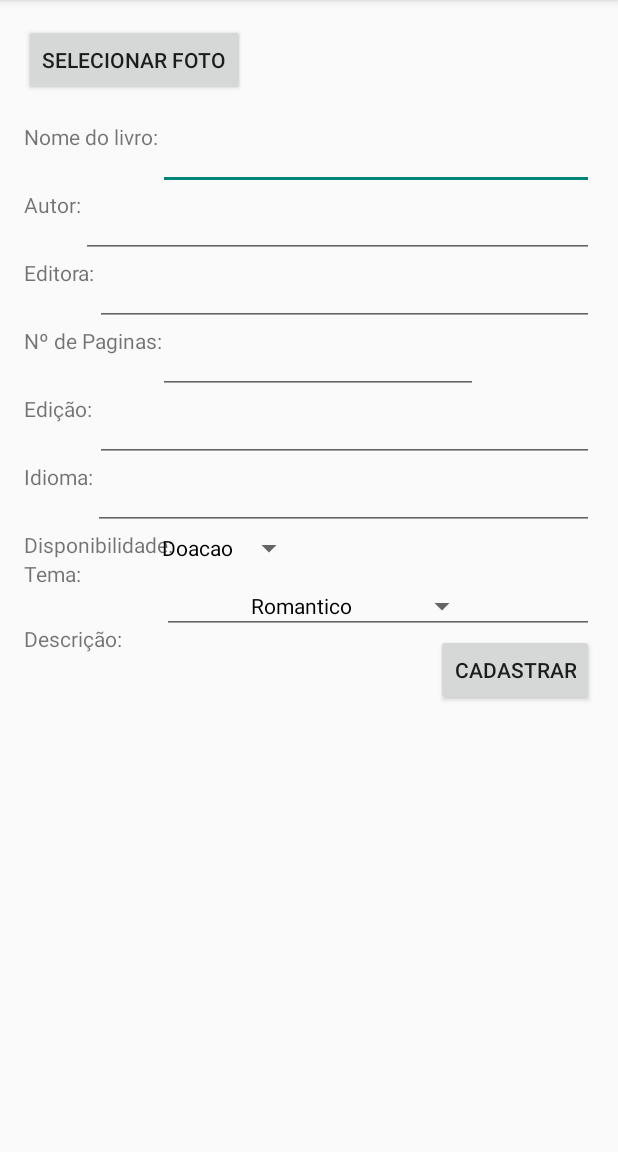
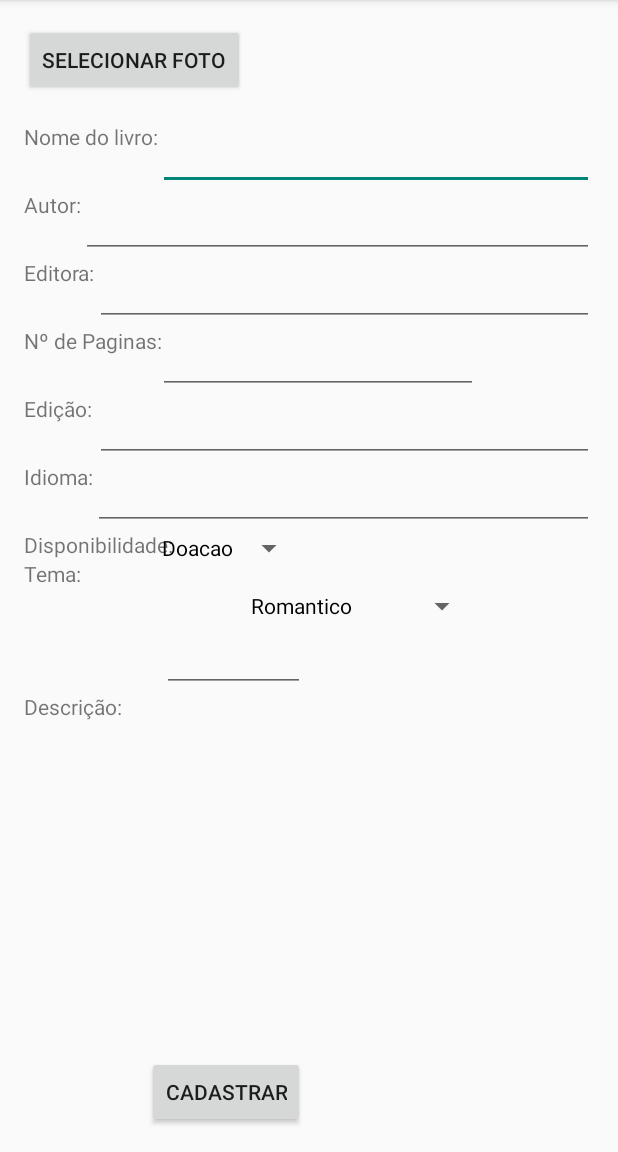
Before and after one commit to gleydsonageu/SharePages, an Android app: the CadastroLivro screen opened directly, with no data from a screen before it, on a phone screen of 412 x 824 dp, the part 84-1236 px from its top. Run offline under Robolectric (Android 15) with nearby library versions, the phone set to English and light mode, and no system bars.

Commit message:
Inicio de Cadastro Livro.

```diff
--- a/app/src/main/java/br/com/projetoapp/sharepages/gui/CadastroLivro.java
+++ b/app/src/main/java/br/com/projetoapp/sharepages/gui/CadastroLivro.java
@@ -2,6 +2,8 @@ package br.com.projetoapp.sharepages.gui;
 
 import android.app.Activity;
 import android.os.Bundle;
+import android.util.Log;
+import android.view.View;
 import android.widget.Button;
 import android.widget.EditText;
 import android.widget.Spinner;
@@ -11,7 +13,9 @@ import java.util.ArrayList;
 
 import br.com.projetoapp.sharepages.R;
 import br.com.projetoapp.sharepages.dominio.Disponibilidade;
+import br.com.projetoapp.sharepages.dominio.Livro;
 import br.com.projetoapp.sharepages.dominio.Tema;
+import br.com.projetoapp.sharepages.dominio.UnidadeLivro;
 import br.com.projetoapp.sharepages.infra.DisponibilidadeArrayAdapter;
 import br.com.projetoapp.sharepages.infra.TemaArrayAdapter;
 import br.com.projetoapp.sharepages.negocio.DisponibilidadeServices;
@@ -19,7 +23,7 @@ import br.com.projetoapp.sharepages.negocio.TemaServices;
 
 public class CadastroLivro extends Activity {
 
-    EditText campoNomeLivro, campoAutor, campoEditora, camponDePaginas, campoEdicao, campoDescricao;
+    EditText campoNomeLivro, campoAutor, campoEditora, camponDePaginas, campoEdicao, campoDescricao, campoIdioma;
     Button selecionarFoto, cadastrarLivro;
     Spinner disponibilidadeSpinner, temaSpinner;
 
@@ -28,7 +32,15 @@ public class CadastroLivro extends Activity {
         super.onCreate(savedInstanceState);
         setContentView(R.layout.activity_cadastro_livro);
 
-        //cadastrarLivro = (Button) findViewById(R.id.cadastrarLivro);
+        cadastrarLivro = (Button) findViewById(R.id.cadastrarLivroMenu);
+        selecionarFoto = (Button) findViewById(R.id.selecionarFoto);
+        campoNomeLivro = (EditText) findViewById(R.id.campoNomeLivro);
+        campoAutor = (EditText) findViewById(R.id.campoAutor);
+        campoEditora = (EditText) findViewById(R.id.campoEditora);
+        camponDePaginas = (EditText) findViewById(R.id.campoNdePaginas);
+        campoEdicao = (EditText) findViewById(R.id.campoEdicao);
+        campoDescricao = (EditText) findViewById(R.id.campoDescricao);
+        campoIdioma = (EditText) findViewById(R.id.campoIdioma);
 
 
         //Preencher o spinner com temas
@@ -37,8 +49,6 @@ public class CadastroLivro extends Activity {
         }catch (Exception e) {
             Toast.makeText(getApplication(), e.getMessage(), Toast.LENGTH_LONG).show();
         }
-
-
 
         //Preencher o spinner com disponibilidade
         try {
@@ -50,16 +60,45 @@ public class CadastroLivro extends Activity {
 
 
 
-        /*cadastrarLivro.setOnClickListener(new View.OnClickListener() {
+
+    }
+
+    public void chamarBotaoCadastrar() {
+
+        cadastrarLivro.setOnClickListener(new View.OnClickListener() {
+
             @Override
             public void onClick(View v) {
+                String nome = campoNomeLivro.getText().toString();
+                String autor = campoAutor.getText().toString();
+                String editora = campoEditora.getText().toString();
+                int nDePaginas = Integer.parseInt(camponDePaginas.getText().toString());
+                String edicao = campoEdicao.getText().toString();
+                String descricao = campoDescricao.getText().toString();
+                String idioma = campoIdioma.getText().toString();
+                Disponibilidade disponibilidade = (Disponibilidade) disponibilidadeSpinner.getSelectedItem();
+                Tema tema = (Tema) temaSpinner.getSelectedItem();
+
+                Livro livro = new Livro();
+                livro.setNome(nome);
+                livro.setAutor(autor);
+                livro.setTema(tema);
+                UnidadeLivro unidadeLivro = new UnidadeLivro();
+                unidadeLivro.setEditora(editora);
+                unidadeLivro.setNumeroPaginas(nDePaginas);
+                unidadeLivro.setEdicao(edicao);
+                unidadeLivro.setDescricao(descricao);
+                unidadeLivro.setIdioma(idioma);
+                unidadeLivro.setDisponibilidade(disponibilidade);
 
 
-                Disponibilidade disponibilidade = (Disponibilidade) disponibilidadeSpinner.getSelectedItem();
-                Tema tema = (Tema) temaSpinner.getSelectedItem();
+
+
             }
-        });*/
+
+        });
     }
+
 
     private void adcDisponibilidadesNoSpinner() throws Exception {
         disponibilidadeSpinner = (Spinner) findViewById(R.id.disponibilidadeSpinner);
--- a/app/src/main/java/br/com/projetoapp/sharepages/persistencia/DatabaseHelper.java
+++ b/app/src/main/java/br/com/projetoapp/sharepages/persistencia/DatabaseHelper.java
@@ -9,7 +9,7 @@ import br.com.projetoapp.sharepages.dominio.Usuario;
 
 
 public class DatabaseHelper extends SQLiteOpenHelper {
-    public static final int VERSION = 15;
+    public static final int VERSION = 18;
     public static final String DATABASE = "meubanco.db";
 
     public DatabaseHelper(Context context) {
@@ -34,6 +34,30 @@ public class DatabaseHelper extends SQLiteOpenHelper {
             USUARIO_ID_CIDADE + " TEXT NOT NULL)";
 
 
+    //Criando a tabela LivroDAO
+    public static final String TABLE_LIVRO = "livros";
+    public static final String LIVRO_ID = "id";
+    public static final String LIVRO_NOME = "nome";
+    public static final String LIVRO_AUTOR = "autor";
+
+    private static final String DATABASE_LIVRO = "CREATE TABLE " + TABLE_LIVRO + "(" +
+            LIVRO_ID + " INTEGER PRIMARY KEY AUTOINCREMENT,"+
+            LIVRO_NOME + " TEXT NOT NULL, "+
+            LIVRO_AUTOR + " TEXT NOT NULL)";
+
+
+    //Criando tabela DisponibilidadeDAO
+    public static final String TABLE_DISPONIBILIDADES = "disponibilidades";
+
+    public static final String DISPONIBILIDADE_ID = "id";
+    public static final String DISPONIBILIDADE_NOME = "nome";
+    public static final String[] DISPONIBILIDADE_COLUNAS = {DISPONIBILIDADE_ID, DISPONIBILIDADE_NOME};
+
+    private static final String DATABASE_DISPONIBILIDADE = "CREATE TABLE " + TABLE_DISPONIBILIDADES + "(" +
+            DISPONIBILIDADE_ID +" INTEGER PRIMARY KEY AUTOINCREMENT," +
+            DISPONIBILIDADE_NOME + " TEXT NOT NULL)";
+
+
 
     // Criando a tabela UnidadeLivroDAO
     public static final String TABLE_UNIDADELIVROS = "UnidadeLivros";
@@ -44,8 +68,13 @@ public class DatabaseHelper extends SQLiteOpenHelper {
     public static final String UNIDADELIVRO_EDICAO = "edicao";
     public static final String UNIDADELIVRO_NUMEROPAGINAS = "numeroPaginas";
     public static final String UNIDADELIVRO_EDITORA = "editora";
+    public static final String UNIDADELIVRO_ID_LIVRO = "idLivro";
+    public static final String UNIDADELIVRO_ID_DISPONIBILIDADE = "idDisponibilidade";
+    public static final String UNIDADELIVRO_ID_USUARIO = "idUsuario";
+
     public static final String[] UNIDADELIVRO_COLUNAS = { UNIDADELIVRO_ID, UNIDADELIVRO_DESCRICAO, UNIDADELIVRO_IDIOMA, UNIDADELIVRO_EDICAO,
-            UNIDADELIVRO_NUMEROPAGINAS, UNIDADELIVRO_EDITORA };
+            UNIDADELIVRO_NUMEROPAGINAS, UNIDADELIVRO_EDITORA, UNIDADELIVRO_ID_LIVRO, UNIDADELIVRO_ID_DISPONIBILIDADE,
+            UNIDADELIVRO_ID_USUARIO};
 
     private static final String DATABASE_UNIDADELIVRO = "CREATE TABLE " + TABLE_UNIDADELIVROS + "(" +
             UNIDADELIVRO_ID +" INTEGER PRIMARY KEY AUTOINCREMENT,"+
@@ -53,7 +82,13 @@ public class DatabaseHelper extends SQLiteOpenHelper {
             UNIDADELIVRO_IDIOMA +" TEXT NOT NULL, "+
             UNIDADELIVRO_EDICAO + " TEXT NOT NULL, "+
             UNIDADELIVRO_NUMEROPAGINAS + " INTEGER NOT NULL, "+
-            UNIDADELIVRO_EDITORA + " TEXT NOT NULL)";
+            UNIDADELIVRO_EDITORA + " TEXT NOT NULL, " +
+            UNIDADELIVRO_ID_LIVRO + " INTEGER NOT NULL, " +
+            UNIDADELIVRO_ID_DISPONIBILIDADE + " INTEGER NOT NULL, " +
+            UNIDADELIVRO_ID_USUARIO + " INTEGER NOT NULL, " +
+            "FOREIGN KEY(" + UNIDADELIVRO_ID_LIVRO + ") REFERENCES " + TABLE_LIVRO + "(" + LIVRO_ID + "), " +
+            "FOREIGN KEY(" + UNIDADELIVRO_ID_DISPONIBILIDADE + ") REFERENCES " + TABLE_DISPONIBILIDADES + "(" + DISPONIBILIDADE_ID + "), " +
+            "FOREIGN KEY(" + UNIDADELIVRO_ID_USUARIO + ") REFERENCES " + TABLE_USUARIOS + "(" + USUARIO_ID + "))";
 
 
 
@@ -70,16 +105,7 @@ public class DatabaseHelper extends SQLiteOpenHelper {
             CIDADE_NOME + " TEXT NOT NULL)";
 
 
-    //Criando tabela DisponibilidadeDAO
-    public static final String TABLE_DISPONIBILIDADES = "disponibilidades";
 
-    public static final String DISPONIBILIDADE_ID = "id";
-    public static final String DISPONIBILIDADE_NOME = "nome";
-    public static final String[] DISPONIBILIDADE_COLUNAS = {DISPONIBILIDADE_ID, DISPONIBILIDADE_NOME};
-
-    private static final String DATABASE_DISPONIBILIDADE = "CREATE TABLE " + TABLE_DISPONIBILIDADES + "(" +
-            DISPONIBILIDADE_ID +" INTEGER PRIMARY KEY AUTOINCREMENT," +
-            DISPONIBILIDADE_NOME + " TEXT NOT NULL)";
 
 
     //Criando tabela TemaDAO
@@ -106,6 +132,7 @@ public class DatabaseHelper extends SQLiteOpenHelper {
         database.execSQL(DATABASE_CIDADE);
         database.execSQL(DATABASE_DISPONIBILIDADE);
         database.execSQL(DATABASE_TEMA);
+        database.execSQL(DATABASE_LIVRO);
 
 
         //Lista para inserir disponibilidades
@@ -174,6 +201,7 @@ public class DatabaseHelper extends SQLiteOpenHelper {
         db.execSQL("DROP TABLE IF EXISTS "+ TABLE_CIDADES);
         db.execSQL("DROP TABLE IF EXISTS "+ TABLE_DISPONIBILIDADES);
         db.execSQL("DROP TABLE IF EXISTS "+ TABLE_TEMAS);
+        db.execSQL("DROP TABLE IF EXISTS "+ TABLE_LIVRO);
         onCreate(db);
     }
 }
--- a/app/src/main/res/layout/activity_cadastro_livro.xml
+++ b/app/src/main/res/layout/activity_cadastro_livro.xml
@@ -111,7 +111,7 @@
     <EditText
         android:layout_width="wrap_content"
         android:layout_height="wrap_content"
-        android:id="@+id/editText"
+        android:id="@+id/campoIdioma"
         android:layout_below="@+id/campoEdicao"
         android:layout_alignEnd="@+id/campoNomeLivro"
         android:layout_toEndOf="@+id/idioma" />
@@ -121,7 +121,7 @@
         android:layout_height="wrap_content"
         android:text="@string/disponibilidade"
         android:id="@+id/disponibilidade"
-        android:layout_below="@+id/editText"
+        android:layout_below="@+id/campoIdioma"
         android:layout_alignParentStart="true" />
 
     <TextView
@@ -136,7 +136,7 @@
         android:layout_width="wrap_content"
         android:layout_height="wrap_content"
         android:id="@+id/disponibilidadeSpinner"
-        android:layout_below="@+id/editText"
+        android:layout_below="@+id/campoIdioma"
         android:layout_toEndOf="@+id/nPaginas"
         android:spinnerMode="dropdown" />
 
@@ -153,16 +153,16 @@
         android:layout_height="wrap_content"
         android:text="@string/descricao"
         android:id="@+id/descricao"
-        android:layout_below="@+id/temaSpinner"
+        android:layout_below="@+id/campoDescricao"
         android:layout_alignParentStart="true" />
 
     <EditText
         android:layout_width="wrap_content"
         android:layout_height="wrap_content"
         android:id="@+id/campoDescricao"
-        android:layout_below="@+id/disponibilidadeSpinner"
-        android:layout_alignParentEnd="true"
-        android:layout_alignStart="@+id/disponibilidadeSpinner" />
+        android:layout_below="@+id/temaSpinner"
+        android:layout_alignStart="@+id/disponibilidadeSpinner"
+        android:layout_alignEnd="@+id/disponibilidadeSpinner" />
 
     <Button
         style="?android:attr/buttonStyleSmall"
@@ -171,8 +171,8 @@
         android:text="@string/cadastrar"
         android:id="@+id/cadastrarLivroMenu"
         android:onClick="cadastrarLivro"
-        android:layout_below="@+id/campoDescricao"
-        android:layout_alignEnd="@+id/campoNomeLivro" />
+        android:layout_alignParentBottom="true"
+        android:layout_alignEnd="@+id/campoDescricao" />
 
 
 
```
Also changed, not shown: app/src/main/java/br/com/projetoapp/sharepages/dominio/Livro.java (+21 -3 lines), app/src/main/java/br/com/projetoapp/sharepages/dominio/UnidadeLivro.java (+33 -0 lines), app/src/main/java/br/com/projetoapp/sharepages/negocio/LivroServices.java (added, +20 -0 lines), app/src/main/java/br/com/projetoapp/sharepages/negocio/UnidadeLivroService.java (added, +20 -0 lines), app/src/main/java/br/com/projetoapp/sharepages/persistencia/LivroDAO.java (added, +39 -0 lines), app/src/main/java/br/com/projetoapp/sharepages/persistencia/UnidadeLivroDAO.java (added, +42 -0 lines).
